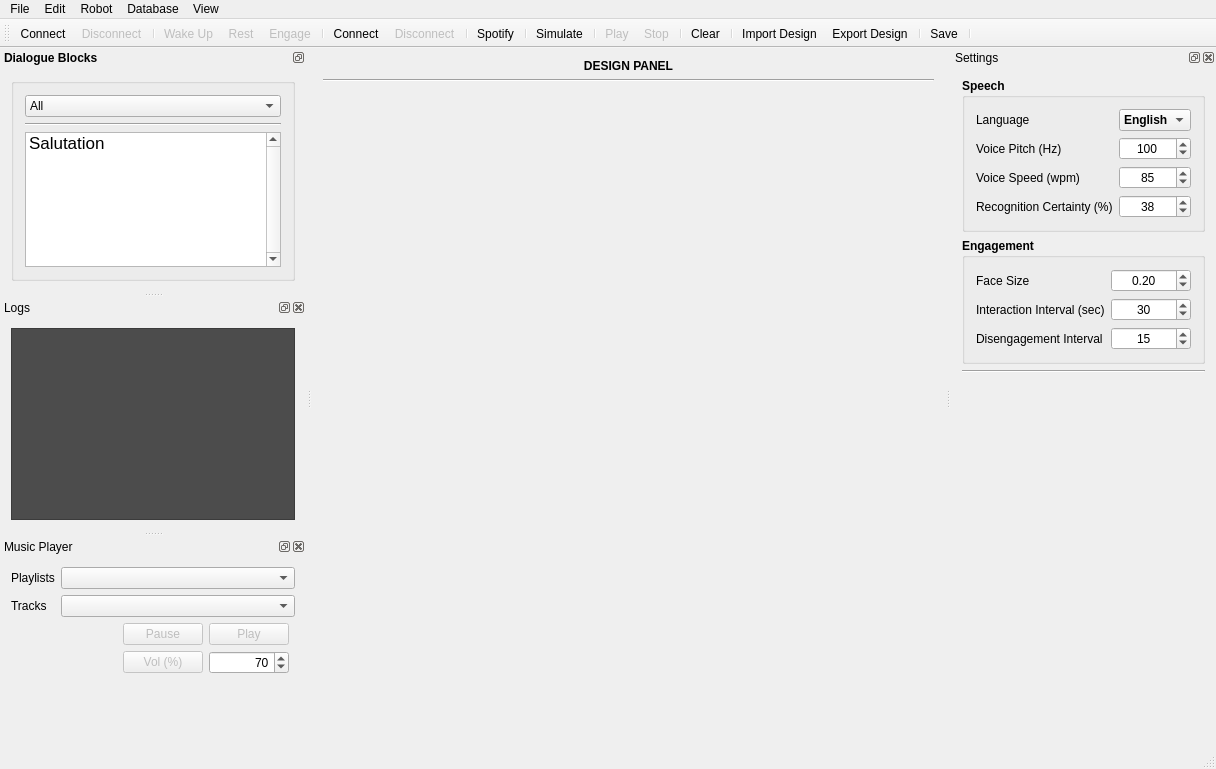
Qt form interaction_manager/ui/dialogmainwindow.ui (ES-TUDelft/interaction-design-tool-ir) before a commit.
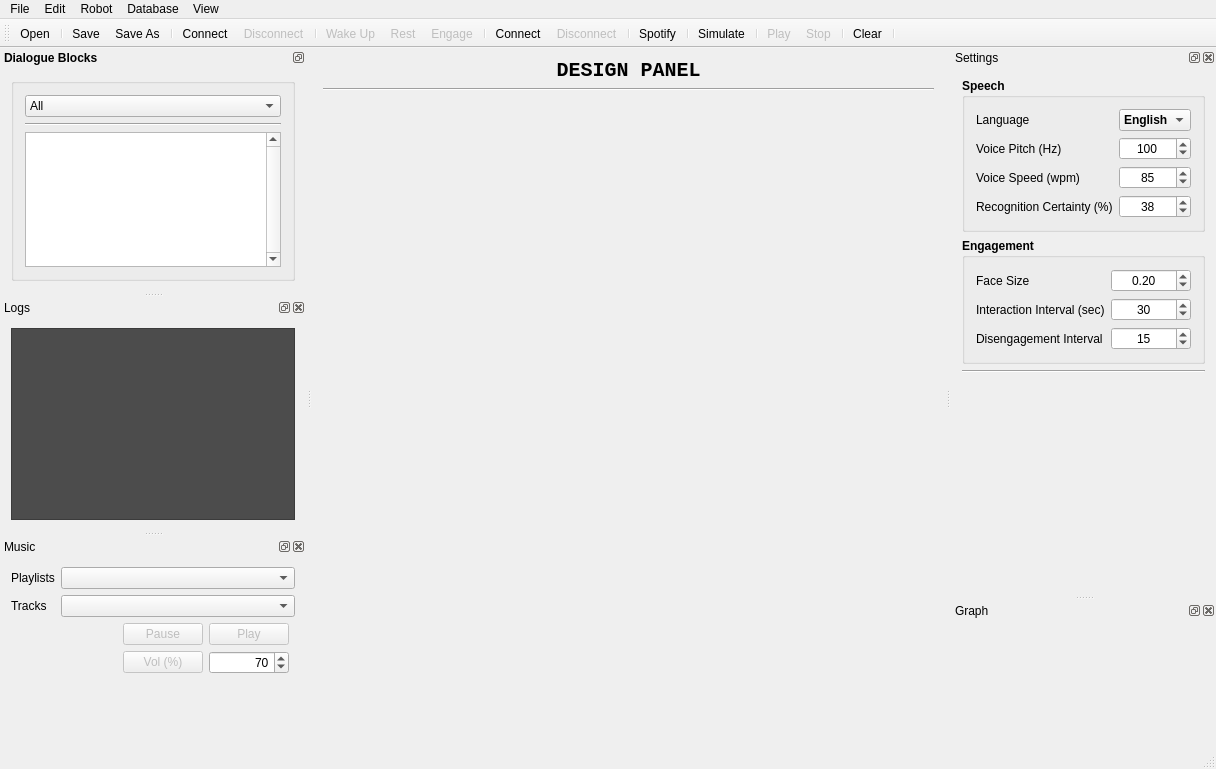
The same form after that commit. Icons and pictures are not drawn. Custom widgets are drawn as their Qt base class.

Commit message:
Modified opening and saving files, and added face_size graph
- added functionalities for save and save_as
- open file functionality is now instead of import blocks
- updated engagement handlers and workers

```diff
--- a/interaction_manager/ui/dialogmainwindow.ui
+++ b/interaction_manager/ui/dialogmainwindow.ui
@@ -34,6 +34,8 @@
       </property>
       <property name="font">
        <font>
+        <family>Courier New</family>
+        <pointsize>15</pointsize>
         <weight>75</weight>
         <bold>true</bold>
        </font>
@@ -186,6 +188,11 @@
    <attribute name="toolBarBreak">
     <bool>false</bool>
    </attribute>
+   <addaction name="actionMenuOpen"/>
+   <addaction name="separator"/>
+   <addaction name="actionMenuSave"/>
+   <addaction name="actionMenuSaveAs"/>
+   <addaction name="separator"/>
    <addaction name="actionMenuConnect"/>
    <addaction name="actionMenuDisconnect"/>
    <addaction name="separator"/>
@@ -205,11 +212,6 @@
    <addaction name="separator"/>
    <addaction name="actionMenuClear"/>
    <addaction name="separator"/>
-   <addaction name="actionMenuImportBlocks"/>
-   <addaction name="actionMenuExportBlocks"/>
-   <addaction name="separator"/>
-   <addaction name="actionMenuSave"/>
-   <addaction name="separator"/>
   </widget>
   <widget class="QStatusBar" name="statusBar"/>
   <widget class="QDockWidget" name="blocksDockWidget">
@@ -319,22 +321,6 @@
             <property name="sortingEnabled">
              <bool>true</bool>
             </property>
-            <item>
-             <property name="text">
-              <string>Salutation</string>
-             </property>
-             <property name="font">
-              <font>
-               <pointsize>13</pointsize>
-               <weight>50</weight>
-               <bold>false</bold>
-              </font>
-             </property>
-             <property name="icon">
-              <iconset resource="hre_resources/resources.qrc">
-               <normaloff>:/hreresources/pepper-icons/pepper-greet.png</normaloff>:/hreresources/pepper-icons/pepper-greet.png</iconset>
-             </property>
-            </item>
            </widget>
           </item>
          </layout>
@@ -408,7 +394,7 @@
     </sizepolicy>
    </property>
    <property name="windowTitle">
-    <string>Music Player</string>
+    <string>Music</string>
    </property>
    <attribute name="dockWidgetArea">
     <number>1</number>
@@ -880,6 +866,27 @@
     </layout>
    </widget>
   </widget>
+  <widget class="QDockWidget" name="graphDockWidget">
+   <property name="minimumSize">
+    <size>
+     <width>62</width>
+     <height>100</height>
+    </size>
+   </property>
+   <property name="windowTitle">
+    <string>Graph</string>
+   </property>
+   <attribute name="dockWidgetArea">
+    <number>2</number>
+   </attribute>
+   <widget class="QWidget" name="dockWidgetContents_4">
+    <layout class="QGridLayout" name="gridLayout_5">
+     <item row="0" column="0">
+      <widget class="PlotWidget" name="plotWidget" native="true"/>
+     </item>
+    </layout>
+   </widget>
+  </widget>
   <action name="actionReload">
    <property name="checkable">
     <bool>false</bool>
@@ -1327,8 +1334,28 @@
     <string>Engage</string>
    </property>
   </action>
+  <action name="actionMenuOpen">
+   <property name="icon">
+    <iconset resource="hre_resources/resources.qrc">
+     <normaloff>:/hreresources/icons/open.png</normaloff>:/hreresources/icons/open.png</iconset>
+   </property>
+   <property name="text">
+    <string>Open</string>
+   </property>
+   <property name="shortcut">
+    <string>Ctrl+O</string>
+   </property>
+  </action>
  </widget>
  <layoutdefault spacing="6" margin="11"/>
+ <customwidgets>
+  <customwidget>
+   <class>PlotWidget</class>
+   <extends>QWidget</extends>
+   <header location="global">pyqtgraph</header>
+   <container>1</container>
+  </customwidget>
+ </customwidgets>
  <resources>
   <include location="hre_resources/resources.qrc"/>
  </resources>
```
Left out of the diff: 32 changed lines with no effect on the pictures. The commit also changes 24 other files.
